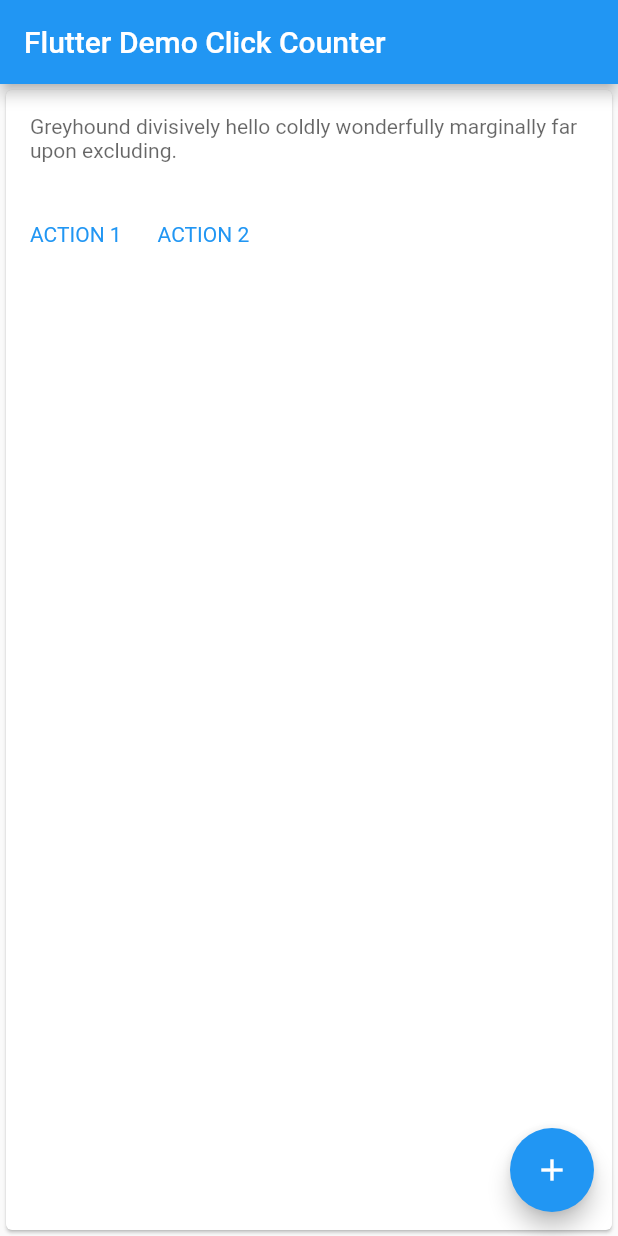
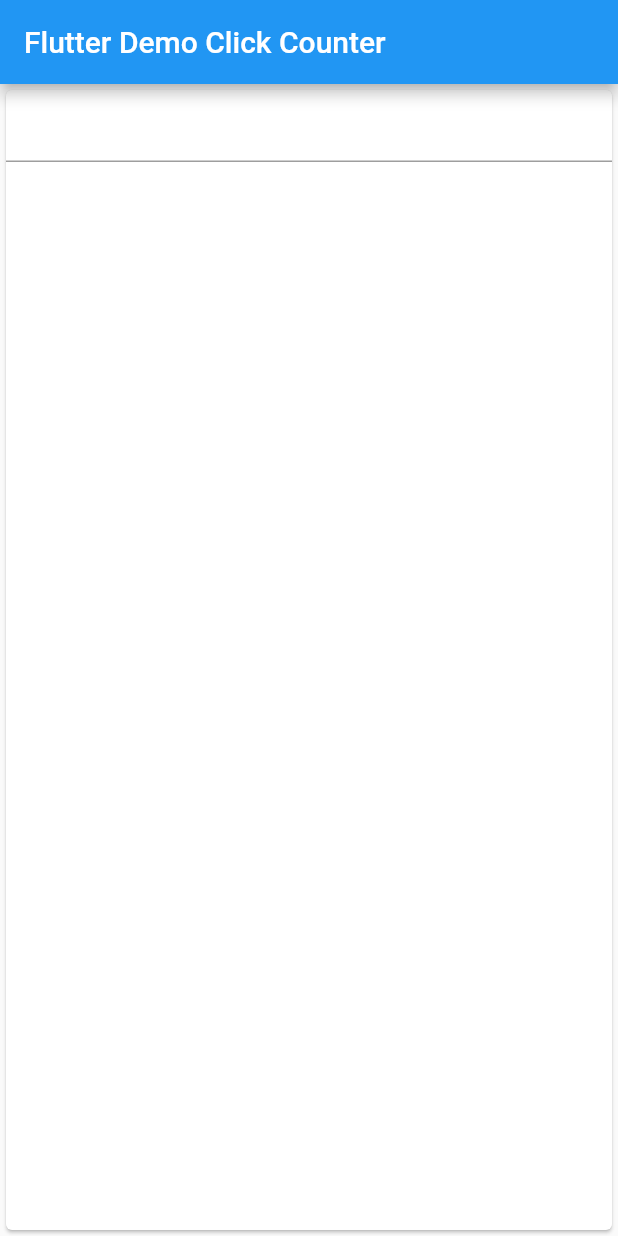
Before and after one commit to shlokk515/simple-to-do, a Flutter app: the screen it shows after launch, on a phone screen of 412 x 824 dp. Run offline on Flutter 3.47's test engine with Material 2 defaults, Android fonts, the phone set to English and light mode, and no system bars.

Commit message:
Fixed the Row issue

```diff
--- a/lib/home_page.dart
+++ b/lib/home_page.dart
@@ -2,41 +2,34 @@ import 'package:flutter/material.dart';
 
 class MyHomePage extends StatefulWidget {
   const MyHomePage({super.key});
-  // This widget is the home page of your application. It is stateful, meaning
-  // that it has a State object (defined below) that contains fields that affect
-  // how it looks.
-  // This class is the configuration for the state.
   @override
   _MyHomePageState createState() => _MyHomePageState();
 }
 
 class _MyHomePageState extends State<MyHomePage> {
-  int _counter = 0;
+  final amountNumController = TextEditingController();
 
-  void _incrementCounter() {
-    setState(() {
-      // This call to setState tells the Flutter framework that something has
-      // changed in this State, which causes it to rerun the build method below
-      // so that the display can reflect the updated values. If we changed
-      // _counter without calling setState(), then the build method would not be
-      // called again, and so nothing would appear to happen.
-      _counter++;
-    });
+  @override
+  void initState() {
+    super.initState();
+    amountNumController.addListener(_printLatestValue);
+  }
+
+  @override
+  void dispose() {
+    amountNumController.dispose();
+    super.dispose();
+  }
+
+  void _printLatestValue() {
+    // ignore: avoid_print
+    print('Second text field: ${amountNumController.text}');
   }
 
   @override
   Widget build(BuildContext context) {
-    final _formKey = GlobalKey<FormState>();
-    // This method is rerun every time setState is called, for instance as done
-    // by the _incrementCounter method above.
-    //
-    // The Flutter framework has been optimized to make rerunning build methods
-    // fast, so that you can just rebuild anything that needs updating rather
-    // than having to individually change instances of widgets.
     return Scaffold(
       appBar: AppBar(
-        // Here we take the value from the MyHomePage object that was created by
-        // the App.build method, and use it to set our appbar title.
         title: const Text('Flutter Demo Click Counter'),
       ),
       body: Card(
@@ -44,44 +37,23 @@ class _MyHomePageState extends State<MyHomePage> {
         clipBehavior: Clip.antiAlias,
         child: Column(
           children: [
-            Padding(
-              padding: const EdgeInsets.all(16.0),
-              child: Text(
-                'Greyhound divisively hello coldly wonderfully marginally far upon excluding.',
-                style: TextStyle(color: Colors.black.withOpacity(0.6)),
-              ),
-            ),
-            ButtonBar(
-              alignment: MainAxisAlignment.start,
+            Row(
               children: [
-                TextButton(
-                  style: TextButton.styleFrom(
-                      textStyle: const TextStyle(color: Color(0xFF6200EE))),
-                  onPressed: () {
-                    // Perform some action
-                  },
-                  child: const Text(
-                    'ACTION 1',
+                Expanded(
+                  child: TextField(
+                    controller: amountNumController,
                   ),
-                ),
-                TextButton(
-                  style: TextButton.styleFrom(
-                      textStyle: const TextStyle(color: Color(0xFF6200EE))),
-                  onPressed: () {
-                    // Perform some action
-                  },
-                  child: const Text('ACTION 2'),
-                ),
+                )
               ],
             ),
           ],
         ),
       ),
-      floatingActionButton: FloatingActionButton(
-        onPressed: _incrementCounter,
-        tooltip: 'Increment',
-        child: const Icon(Icons.add),
-      ),
+      // floatingActionButton: FloatingActionButton(
+      //   onPressed: () {},
+      //   tooltip: 'Increment',
+      //   child: const Icon(Icons.add),
+      // ),
     );
   }
 }
```
